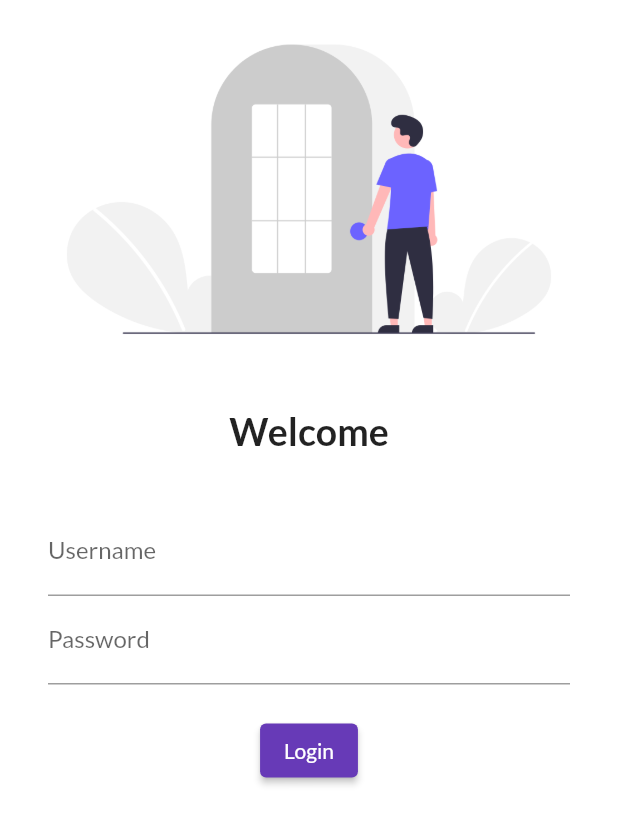
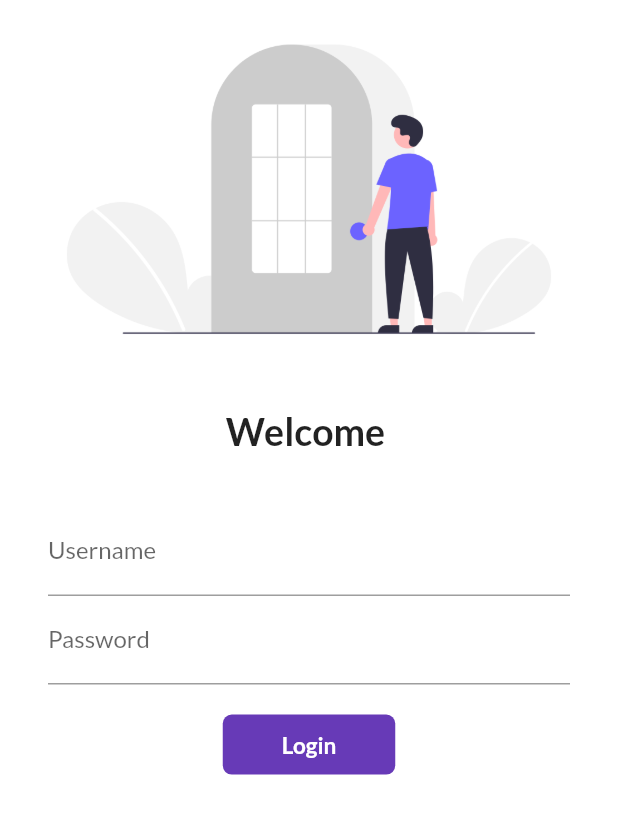
Before and after one commit to anjani-1507/MyFirstFlutterProject, a Flutter app: the screen it shows after launch, on a phone screen of 412 x 824 dp. Shown: the top 825 px of the screen. Run offline on Flutter 3.47's test engine with Material 2 defaults, Android fonts, the phone set to English and light mode, and no system bars; our stand-ins replace google_fonts.

Commit message:
day6 completed

```diff
--- a/lib/pages/login_page.dart
+++ b/lib/pages/login_page.dart
@@ -1,9 +1,16 @@
 import 'package:flutter/material.dart';
 import 'package:flutter_catalog/utils/routes.dart';
 
-class LoginPage extends StatelessWidget {
+class LoginPage extends StatefulWidget {
   const LoginPage({super.key});
 
+  @override
+  State<LoginPage> createState() => _LoginPageState();
+}
+
+class _LoginPageState extends State<LoginPage> {
+  String name = "";
+  bool changeButton = false;
   @override
   Widget build(BuildContext context) {
     return Material(
@@ -20,7 +27,7 @@ class LoginPage extends StatelessWidget {
                 height: 20.0,
               ),
               Text(
-                "Welcome",
+                "Welcome $name",
                 style: TextStyle(
                   fontSize: 25,
                   fontWeight: FontWeight.bold,
@@ -37,6 +44,10 @@ class LoginPage extends StatelessWidget {
                     TextFormField(
                       decoration: InputDecoration(
                           hintText: "Enter username", labelText: "Username"),
+                      onChanged: (value) {
+                        name = value;
+                        setState(() {});
+                      },
                     ),
                     TextFormField(
                       obscureText: true,
@@ -46,12 +57,45 @@ class LoginPage extends StatelessWidget {
                     SizedBox(
                       height: 20.0,
                     ),
-                    ElevatedButton(
-                      child: Text("Login"),
-                      onPressed: () {
+                    InkWell(
+                      onTap: () async {
+                        setState(() {
+                          changeButton = true;
+                        });
+                        await Future.delayed(Duration(seconds: 1));
                         Navigator.pushNamed(context, MyRoutes.homeRoute);
                       },
+                      child: AnimatedContainer(
+                        duration: Duration(seconds: 1),
+                        height: 40,
+                        width: changeButton ? 40 : 115,
+                        alignment: Alignment.center,
+                        child: changeButton
+                            ? Icon(
+                                Icons.check,
+                              )
+                            : Text(
+                                "Login",
+                                style: TextStyle(
+                                  fontSize: 15,
+                                  fontWeight: FontWeight.bold,
+                                  color: Colors.white,
+                                ),
+                              ),
+                        decoration: BoxDecoration(
+                          color:
+                              changeButton ? Colors.green : Colors.deepPurple,
+                          borderRadius:
+                              BorderRadius.circular(changeButton ? 40 : 6),
+                        ),
+                      ),
                     ),
+                    // ElevatedButton(
+                    //   child: Text("Login"),
+                    //   onPressed: () {
+                    //     Navigator.pushNamed(context, MyRoutes.homeRoute);
+                    //   },
+                    // ),
                   ],
                 ),
               )
```
